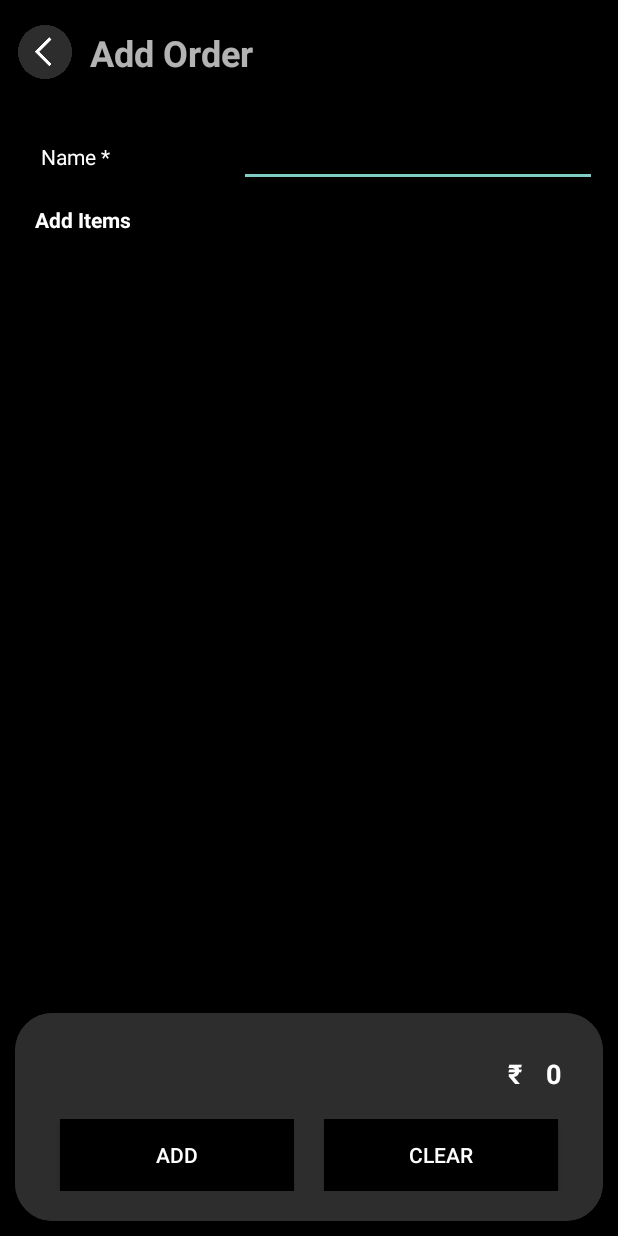
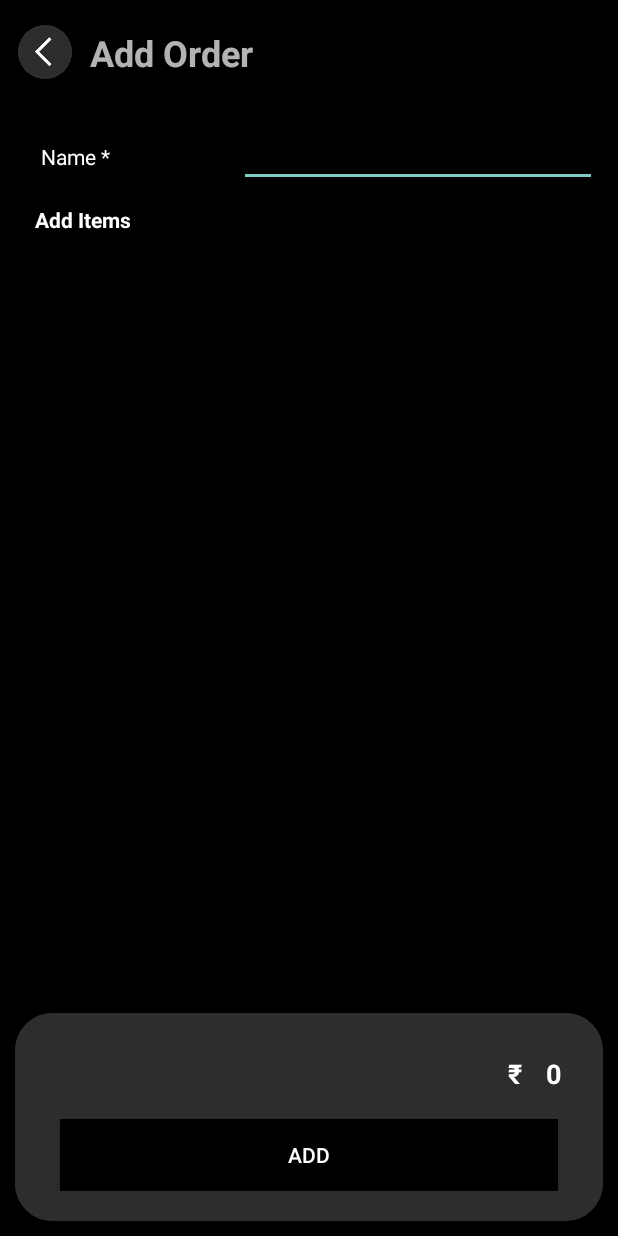
Before and after one commit to ujjwalkumar8577/EasyBiz, an Android app: the AddOrderActivity screen opened directly, with no data from a screen before it, on a phone screen of 412 x 824 dp. Run offline under Robolectric (Android 15) with nearby library versions, the phone set to English and light mode, and no system bars; our stand-ins replace Firebase (no records; nobody signed in at launch, a user with empty details on screens opened directly).

Commit message:
Fixed minor bugs

```diff
--- a/app/src/main/res/layout/activity_add_order.xml
+++ b/app/src/main/res/layout/activity_add_order.xml
@@ -138,16 +138,16 @@
                     android:text="Add"
                     android:background="#000000"
                     android:layout_weight="1"/>
-                <Button
-                    android:id="@+id/clearBtn"
-                    android:layout_width="wrap_content"
-                    android:layout_height="wrap_content"
-                    android:layout_marginLeft="10dp"
-                    android:layout_marginRight="10dp"
-                    android:padding="8dp"
-                    android:text="Clear"
-                    android:background="#000000"
-                    android:layout_weight="1"/>
+<!--                <Button-->
+<!--                    android:id="@+id/clearBtn"-->
+<!--                    android:layout_width="wrap_content"-->
+<!--                    android:layout_height="wrap_content"-->
+<!--                    android:layout_marginLeft="10dp"-->
+<!--                    android:layout_marginRight="10dp"-->
+<!--                    android:padding="8dp"-->
+<!--                    android:text="Clear"-->
+<!--                    android:background="#000000"-->
+<!--                    android:layout_weight="1"/>-->
             </LinearLayout>
 
 
```
Also changed, not shown: app/src/main/java/com/ujjwalkumar/easybiz/AddOrderActivity.java (+18 -14 lines), app/src/main/res/layout/activity_add_estimate.xml (+11 -0 lines), app/src/main/res/layout/activity_estimate.xml (+11 -0 lines), app/src/main/res/layout/activity_order.xml (+11 -0 lines).
